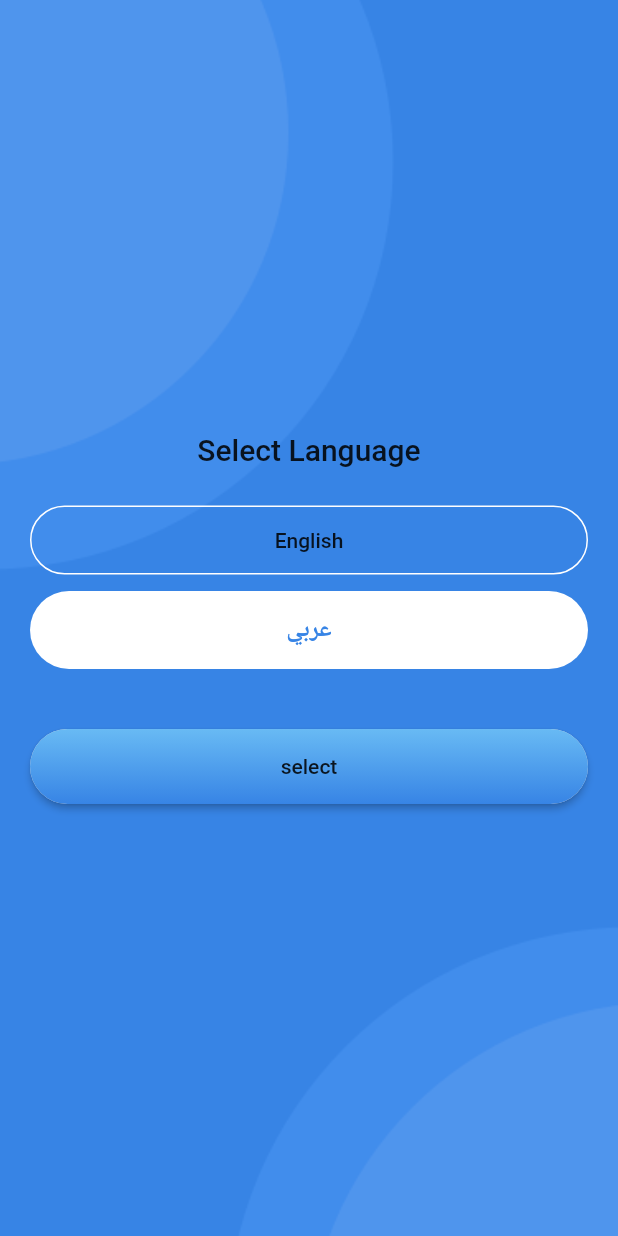
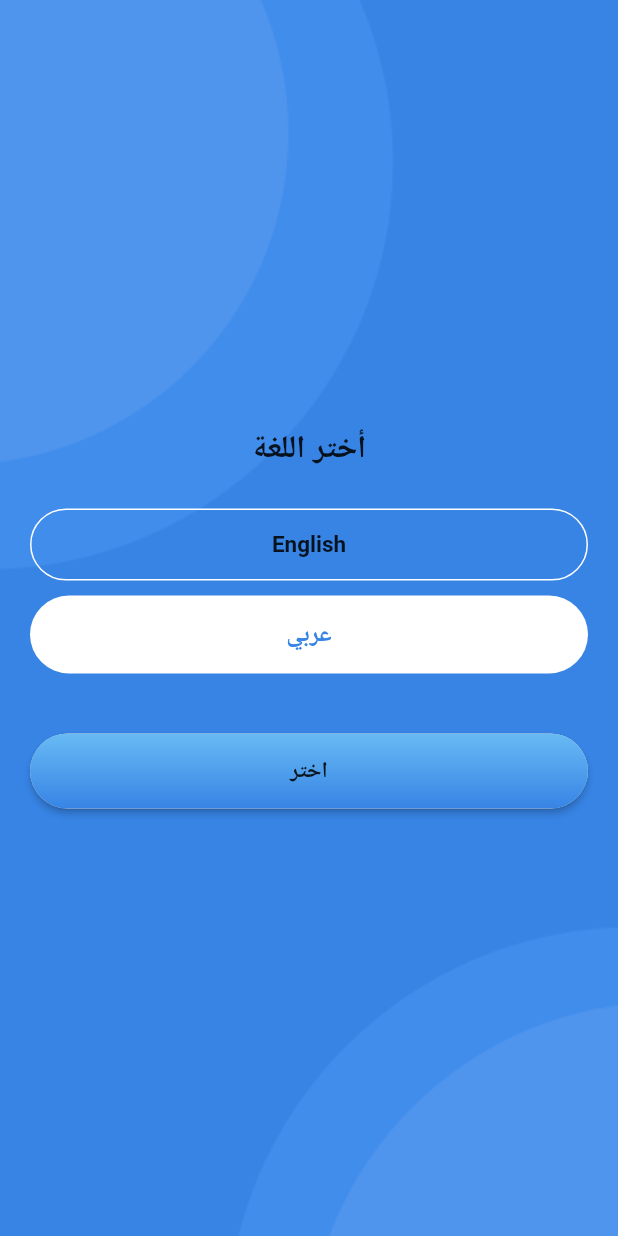
Before and after one commit to hazem1262/flutter-starter-project, a Flutter app: the screen it shows after launch, after a tap on "عربي", on a phone screen of 412 x 824 dp. Run offline on Flutter 3.47's test engine with Material 2 defaults, Android fonts, the phone set to English and light mode, and no system bars; our stand-ins replace dio, pretty_dio_logger, shared_preferences; network calls fail.

Commit message:
[add] save selected localization and load it in first screen

```diff
--- a/lib/data/local/shared_preference_utils.dart
+++ b/lib/data/local/shared_preference_utils.dart
@@ -0,0 +1,25 @@
+import 'package:flutter/cupertino.dart';
+import 'package:shared_preferences/shared_preferences.dart';
+
+const String APP_FIRST_OPEN = "APP_FIRST_OPEN";
+const String APP_SAVED_LOCALE = "APP_SAVED_LOCALE";
+
+Future<bool> isAppFirstOpen() async {
+  SharedPreferences prefs = await SharedPreferences.getInstance();
+  return prefs.getBool(APP_FIRST_OPEN) ?? true;
+}
+
+void markAppAsOpenedBefore() async {
+  SharedPreferences prefs = await SharedPreferences.getInstance();
+  prefs.setBool(APP_FIRST_OPEN, false);
+}
+
+Future<String> getSelectedLocale() async {
+  SharedPreferences prefs = await SharedPreferences.getInstance();
+  return prefs.getString(APP_SAVED_LOCALE) ?? "";
+}
+
+void saveApplicationLocale(String savedLocale) async {
+  SharedPreferences prefs = await SharedPreferences.getInstance();
+  prefs.setString(APP_SAVED_LOCALE, savedLocale);
+}
--- a/lib/ui/main/main.dart
+++ b/lib/ui/main/main.dart
@@ -1,7 +1,9 @@
 import 'package:flutter/material.dart';
 import 'file:///E:/android/projects/flutter-starter-project/lib/ui/sample/sample_widget.dart';
 import 'package:flutter_localizations/flutter_localizations.dart';
+import 'package:flutterstarterproject/base/base_view.dart';
 import 'package:flutterstarterproject/generated/l10n.dart';
+import 'package:flutterstarterproject/ui/main/main_provider.dart';
 import 'package:flutterstarterproject/ui/select_language/select_language_widget.dart';
 
 void main() {
@@ -12,6 +14,9 @@ class MyApp extends StatelessWidget {
   // This widget is the root of your application.
   @override
   Widget build(BuildContext context) {
+    return BaseView<MainProvider>(
+      model: MainProvider(),
+      builder: (context, mainProvider, _){
         return MaterialApp(
           title: "Flutter Demo",
           theme: ThemeData(
@@ -26,6 +31,9 @@ class MyApp extends StatelessWidget {
           ],
           supportedLocales: S.delegate.supportedLocales,
           home: SelectLanguageWidget(),
+          locale: mainProvider.applicationLocale ?? Localizations.localeOf(context),
+        );
+      },
     );
   }
 }
--- a/lib/ui/main/main_provider.dart
+++ b/lib/ui/main/main_provider.dart
@@ -0,0 +1,27 @@
+import 'package:flutter/material.dart';
+import 'package:flutterstarterproject/data/local/shared_preference_utils.dart';
+import 'package:flutterstarterproject/generated/l10n.dart';
+
+class MainProvider extends ChangeNotifier{
+  Locale applicationLocale = S.delegate.supportedLocales[0];
+
+  MainProvider(){
+    loadSavedLocale();
+  }
+
+  updateApplicationLocale(Locale newLocale){
+    if(newLocale != applicationLocale){
+      saveApplicationLocale(newLocale.languageCode);
+      applicationLocale = newLocale;
+      notifyListeners();
+    }
+  }
+
+  void loadSavedLocale() async{
+    String languageCode = await getSelectedLocale();
+    Locale savedLocale = S.delegate.supportedLocales.firstWhere((locale) => locale.languageCode == languageCode);
+    if(savedLocale != null){
+      updateApplicationLocale(savedLocale);
+    }
+  }
+}
--- a/lib/ui/select_language/select_language_widget.dart
+++ b/lib/ui/select_language/select_language_widget.dart
@@ -1,8 +1,10 @@
 import 'package:flutter/material.dart';
 import 'package:flutterstarterproject/generated/l10n.dart';
+import 'package:flutterstarterproject/ui/main/main_provider.dart';
 import 'package:flutterstarterproject/ui/sample/sample_widget.dart';
 import 'package:flutterstarterproject/utils/shared_widgets/animated_button.dart';
 import 'package:flutterstarterproject/utils/style/theme.dart';
+import 'package:provider/provider.dart';
 
 class SelectLanguageWidget extends StatefulWidget {
   static const tag = "SelectLanguageWidget";
@@ -40,9 +42,7 @@ class _SelectLanguageWidgetState extends State<SelectLanguageWidget> {
                     onPressed: (){
                       setState(() {
                         selectedValue = ENGLISH_VALUE;
-                        /*LocaleDao().writeLocale("en");
-                        application.setLocale(new Locale("en"));
-                        application.onLocaleChanged(Locale("en"));*/
+                        Provider.of<MainProvider>(context, listen: false).updateApplicationLocale(S.delegate.supportedLocales[0]);
                       });
                     },
                   ),
@@ -53,9 +53,7 @@ class _SelectLanguageWidgetState extends State<SelectLanguageWidget> {
                   onPressed: (){
                     setState(() {
                       selectedValue = ARABIC_VALUE;
-                      /*LocaleDao().writeLocale("ar");
-                      application.setLocale(new Locale("ar"));
-                      application.onLocaleChanged(Locale("ar"));*/
+                      Provider.of<MainProvider>(context, listen: false).updateApplicationLocale(S.delegate.supportedLocales[1]);
                     });
                   },
                 ),
--- a/pubspec.yaml
+++ b/pubspec.yaml
@@ -30,6 +30,7 @@ dependencies:
   dio: ^3.0.10
   provider: ^4.3.2+2
   pretty_dio_logger: ^1.1.1
+  shared_preferences: ^0.5.12
 
 dev_dependencies:
   flutter_test:
```
Also changed, not shown: pubspec.lock, 1 other file. Lines whose indentation alone changed are shown as unchanged.
